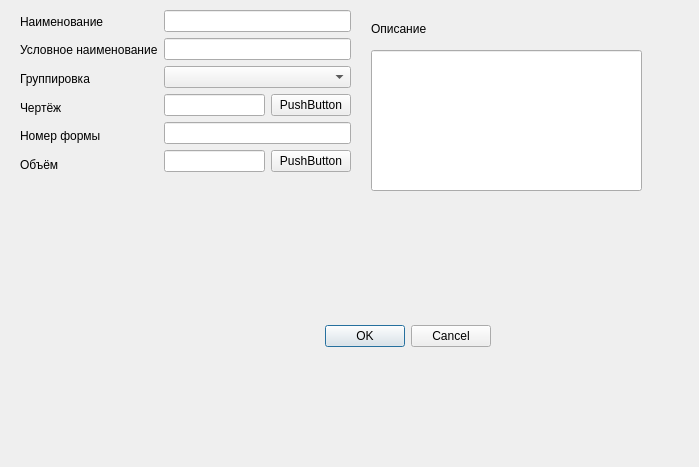
First picture: the form in test_UI_new_NOM.ui, repository Korguv/Poliur, before the edit.
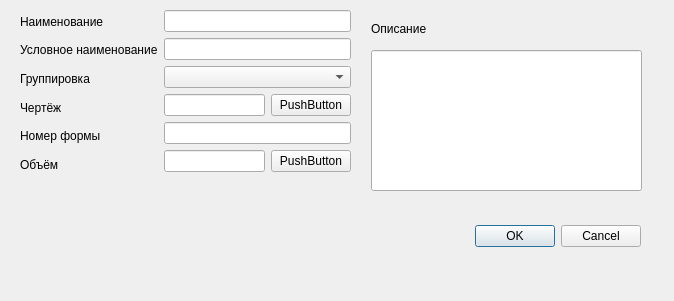
Second picture: the form after the edit.

What changed in the file:
```diff
--- a/test_UI_new_NOM.ui
+++ b/test_UI_new_NOM.ui
@@ -6,8 +6,8 @@
    <rect>
     <x>0</x>
     <y>0</y>
-    <width>699</width>
-    <height>467</height>
+    <width>674</width>
+    <height>301</height>
    </rect>
   </property>
   <property name="windowTitle">
@@ -16,8 +16,8 @@
   <widget class="QDialogButtonBox" name="buttonBox">
    <property name="geometry">
     <rect>
-     <x>150</x>
-     <y>320</y>
+     <x>300</x>
+     <y>220</y>
      <width>341</width>
      <height>32</height>
     </rect>
```
